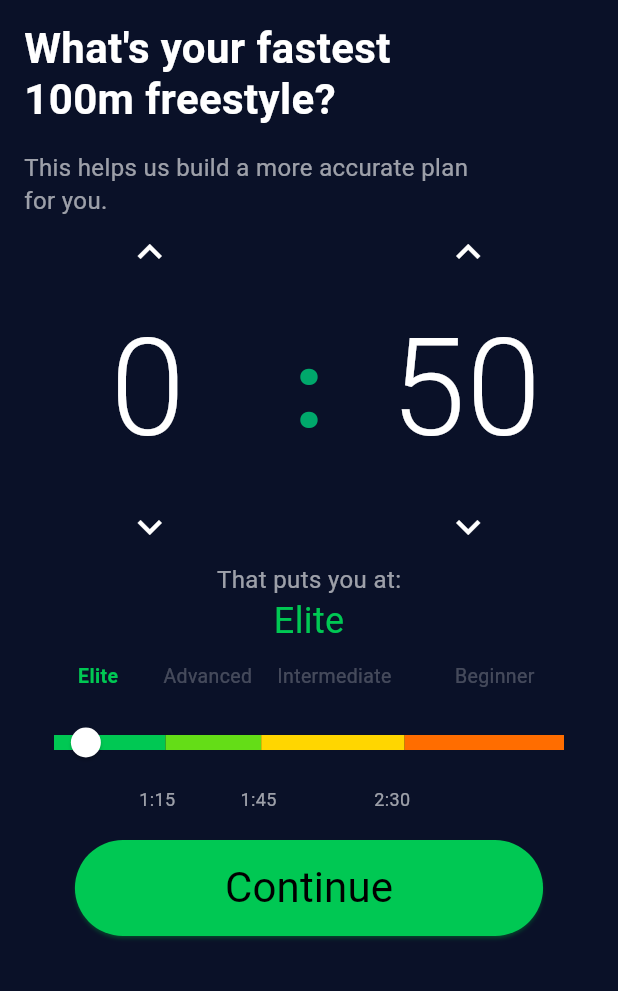
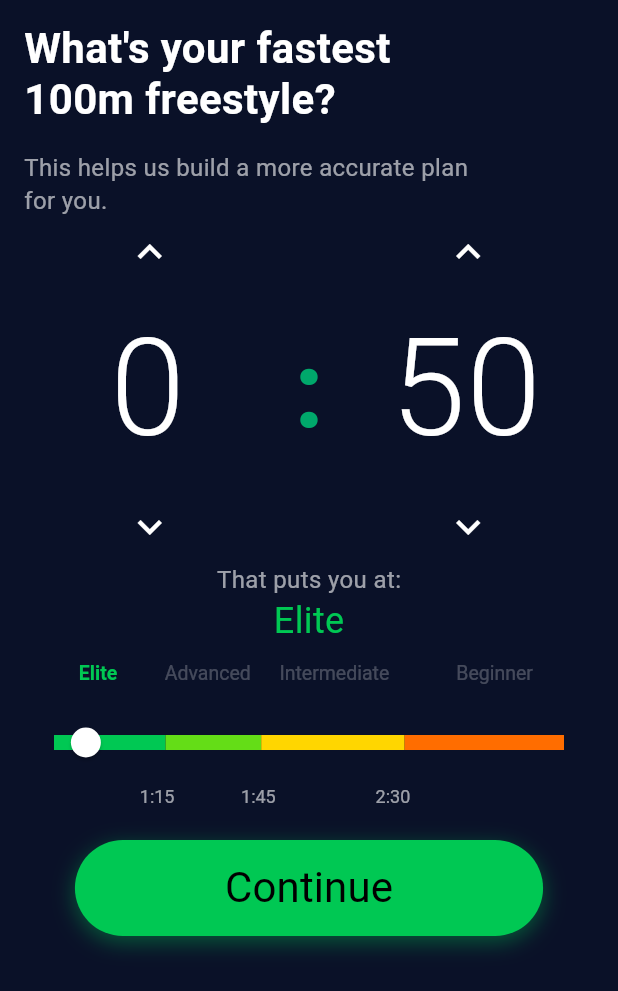
Before and after one commit to BogdanMamchych/swim_prog, a Flutter app: the screen it shows after launch, on a phone screen of 412 x 824 dp. Shown: the top 991 px of the screen. Run offline on Flutter 3.47's test engine with Material 3 defaults, Android fonts, the phone set to English and light mode, and no system bars; our stand-ins replace flutter_riverpod.

Commit message:
added animation to colors

```diff
--- a/lib/features/pace_selector/presentation/screen/pace_selector_screen.dart
+++ b/lib/features/pace_selector/presentation/screen/pace_selector_screen.dart
@@ -38,16 +38,38 @@ class PaceSelectorScreen extends ConsumerWidget {
               const PaceSliderWidget(),
               const SizedBox(height: 16),
               Center(
-                child: ElevatedButton(
-                  onPressed: () {},
-                  style: ButtonStyle(
-                    backgroundColor: WidgetStateProperty.all(buttonColor),
-                    shadowColor: WidgetStateProperty.all(buttonColor),
-                    padding: WidgetStateProperty.all(EdgeInsets.symmetric(horizontal: 100, vertical: 15)),
+                child: AnimatedContainer(
+                  duration: const Duration(milliseconds: 250),
+                  curve: Curves.easeInOut,
+                  decoration: BoxDecoration(
+                    color: buttonColor,
+                    borderRadius: BorderRadius.circular(100),
+                    boxShadow: [
+                      BoxShadow(
+                        color: buttonColor.withValues(alpha: 0.4),
+                        blurRadius: 12,
+                        offset: const Offset(0, 4),
+                      ),
+                    ],
                   ),
-                  child: TextWidget(text: "Continue", color: Colors.black, size: 28),
+                  child: ElevatedButton(
+                    onPressed: () {},
+                    style: ElevatedButton.styleFrom(
+                      backgroundColor: Colors.transparent,
+                      shadowColor: Colors.transparent,
+                      padding: EdgeInsets.symmetric(
+                        horizontal: 100,
+                        vertical: 15,
+                      ),
+                    ),
+                    child: TextWidget(
+                      text: "Continue",
+                      color: Colors.black,
+                      size: 28,
+                    ),
+                  ),
                 ),
-              )
+              ),
             ],
           ),
         ),
--- a/lib/features/pace_selector/presentation/widgets/pace_slider_widget.dart
+++ b/lib/features/pace_selector/presentation/widgets/pace_slider_widget.dart
@@ -61,11 +61,15 @@ class PaceSliderWidget extends ConsumerWidget {
                   final bool isSelected = currentSkill == skillItem;
 
                   return Positioned(
+                    key: ValueKey(
+                      skillItem.skill,
+                    ),
                     left: leftPosition,
                     child: FractionalTranslation(
                       translation: const Offset(-0.5, 0.0),
-                      child: Text(
-                        skillItem.skill,
+                      child: AnimatedDefaultTextStyle(
+                        duration: const Duration(milliseconds: 250),
+                        curve: Curves.easeInOut,
                         style: TextStyle(
                           color: isSelected ? skillItem.color : Colors.white24,
                           fontWeight: isSelected
@@ -73,6 +77,7 @@ class PaceSliderWidget extends ConsumerWidget {
                               : FontWeight.normal,
                           fontSize: 13,
                         ),
+                        child: Text(skillItem.skill),
                       ),
                     ),
                   );
@@ -132,8 +137,9 @@ class PaceSliderWidget extends ConsumerWidget {
                     left: leftPosition,
                     child: FractionalTranslation(
                       translation: Offset(translationX, 0.0),
-                      child: Text(
-                        _formatDuration(markValue),
+                      child: AnimatedDefaultTextStyle(
+                        duration: const Duration(milliseconds: 250),
+                        child: Text(_formatDuration(markValue)),
                         style: TextStyle(
                           fontSize: 12,
                           fontWeight: isActive
```
